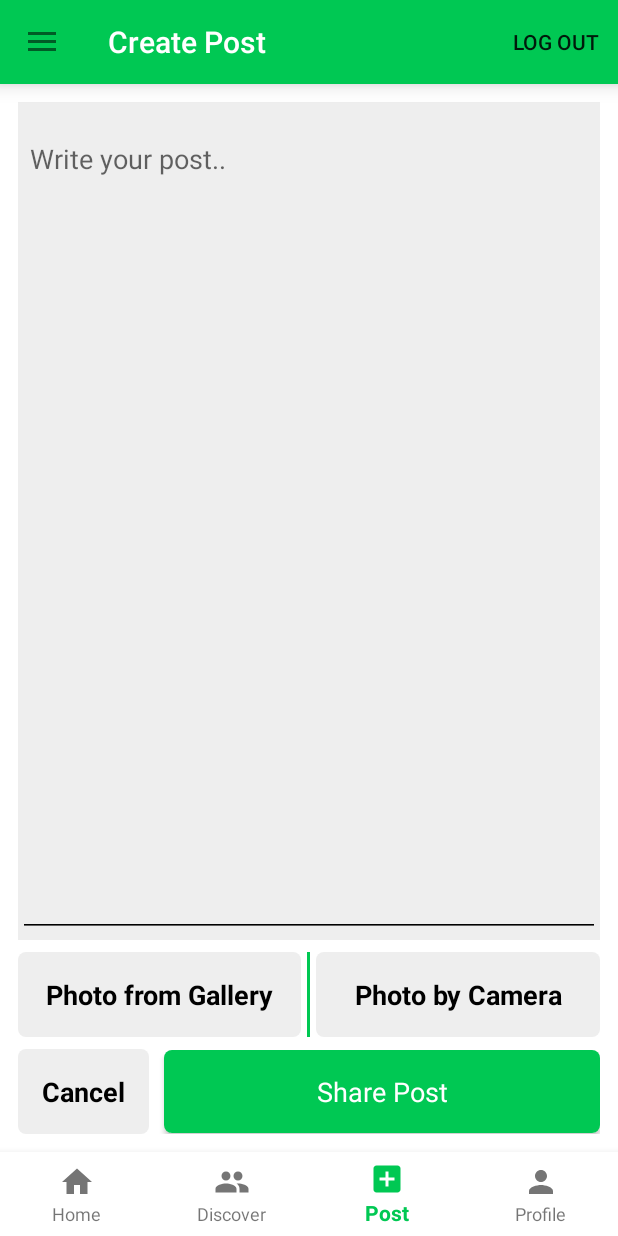
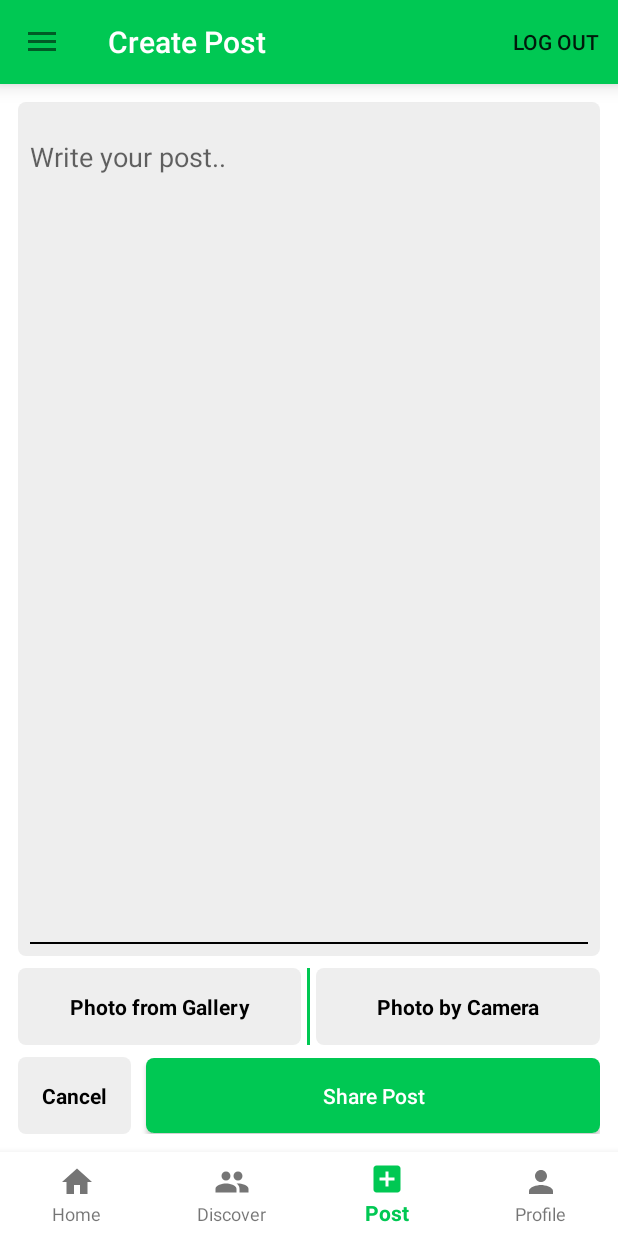
Before and after one commit to mhmoud100/Social, an Android app: the screen it shows after launch once a user with an empty profile is signed in (HomeActivity), item 3 of the bottom bar chosen, on a phone screen of 412 x 824 dp. Run offline under Robolectric (Android 15) with nearby library versions, the phone set to English and light mode, and no system bars; our stand-ins replace Firebase (no records; nobody signed in at launch, a user with empty details on screens opened directly), Picasso.

Commit message:
Second Commit

```diff
--- a/app/src/main/java/com/ms/social/activities/SignUpActivity.java
+++ b/app/src/main/java/com/ms/social/activities/SignUpActivity.java
@@ -33,7 +33,6 @@ import com.google.firebase.storage.FirebaseStorage;
 //import com.social18.R;
 import com.google.firebase.storage.UploadTask;
 import com.ms.social.R;
-import com.ms.social.model.Follow;
 import com.ms.social.model.User;
 
 import java.io.ByteArrayOutputStream;
--- a/app/src/main/res/layout/fragment_create_post.xml
+++ b/app/src/main/res/layout/fragment_create_post.xml
@@ -1,8 +1,15 @@
 <?xml version="1.0" encoding="utf-8"?>
-<LinearLayout xmlns:android="http://schemas.android.com/apk/res/android"
-    xmlns:tools="http://schemas.android.com/tools"
+<ScrollView
+    xmlns:android="http://schemas.android.com/apk/res/android"
+    xmlns:app="http://schemas.android.com/apk/res-auto"
+    xmlns:tools="http://
+    schemas.android.com/tools"
+    android:layout_height="match_parent"
     android:layout_width="match_parent"
-    android:layout_height="match_parent"
+    android:fillViewport="true">
+<LinearLayout
+    android:layout_width="match_parent"
+    android:layout_height="wrap_content"
     android:orientation="vertical"
     android:padding="8dp"
     android:descendantFocusability="beforeDescendants"
@@ -12,27 +19,31 @@
         android:layout_width="match_parent"
         android:layout_height="0dp"
         android:layout_weight="1"
+        android:padding="8dp"
         android:orientation="vertical"
-        android:background="@color/offWhite">
+        android:background="@drawable/off_white_selector">
+
         <EditText
             android:id="@+id/add_post"
             android:layout_width="match_parent"
-            android:layout_height="0dp"
-            android:layout_weight="1"
+            android:layout_height="wrap_content"
+            android:layout_marginBottom="2dp"
+            android:background="@color/offWhite"
             android:hint="@string/write_your_post"
-            android:textColor="@color/black"
+            android:inputType="textCapSentences|textMultiLine"
+            android:paddingTop="16dp"
+            android:textColor="@color/black" />
 
-            android:inputType="textCapSentences|textMultiLine"
-            android:gravity="top"
-            android:backgroundTint="@color/black"
-            android:paddingTop="25dp"
-            android:paddingStart="8dp"
-            android:layout_marginBottom="2dp"/>
         <ImageView
             android:id="@+id/post_image"
             android:layout_width="match_parent"
-            android:layout_height="300dp"
-            android:visibility="gone"/>
+            android:layout_height="0dp"
+            android:layout_weight="1"
+            android:visibility="invisible"
+            android:layout_marginTop="8dp"
+            android:layout_marginBottom="8dp"/>
+        <View
+            style="@style/Divider.Horizontal" />
     </LinearLayout>
     <LinearLayout
         android:layout_width="match_parent"
@@ -44,7 +55,7 @@
             android:layout_weight="1"
             android:layout_height="wrap_content"
             android:text="@string/photo_from_gallery"
-            android:textAppearance="?android:textAppearanceMedium"
+            android:autoSizeTextType="uniform"
             android:textColor="@color/black"
             android:gravity="center"
             android:textStyle="bold"
@@ -63,7 +74,7 @@
             android:textStyle="bold"
             android:padding="16dp"
             android:layout_marginStart="4dp"
-            android:textAppearance="?android:textAppearanceMedium"
+            android:autoSizeTextType="uniform"
             android:gravity="center"
             android:background="@drawable/off_white_selector" />
     </LinearLayout>
@@ -77,7 +88,7 @@
             android:layout_height="wrap_content"
             android:text="@string/cancel"
             android:textColor="@color/black"
-            android:textAppearance="?android:textAppearanceMedium"
+            android:autoSizeTextType="uniform"
             android:textStyle="bold"
             android:padding="16dp"
             android:gravity="center"
@@ -93,9 +104,10 @@
             android:gravity="center"
             android:padding="15dp"
             android:textColor="@color/white"
-            android:textAppearance="?android:textAppearanceMedium"
+            android:autoSizeTextType="uniform"
             android:background="@drawable/share_post_selector"
             android:textAllCaps="false"/>
     </LinearLayout>
+</LinearLayout>
 
-</LinearLayout>
+</ScrollView>
--- a/app/src/main/res/values/themes.xml
+++ b/app/src/main/res/values/themes.xml
@@ -24,7 +24,7 @@
     <style name="Divider.Horizontal" parent="Divider">
         <item name="android:layout_width">match_parent</item>
         <item name="android:layout_height">1dp</item> // You can change thickness here.
-        <item name="android:background">@color/offWhite2</item>
+        <item name="android:background">@color/black</item>
 
     </style>
 
```
Also changed, not shown: app/src/main/java/com/ms/social/ListViewAdapter.java (added, +88 -0 lines), app/src/main/java/com/ms/social/fragments/FollowingFragment.java (+38 -1 lines), app/src/main/java/com/ms/social/model/Follow.java (deleted, +0 -30 lines), app/src/main/res/layout/follow_layout.xml (added, +53 -0 lines), app/src/main/res/layout/fragment_followers.xml (+7 -6 lines), app/src/main/res/layout/fragment_following.xml (+7 -5 lines).
